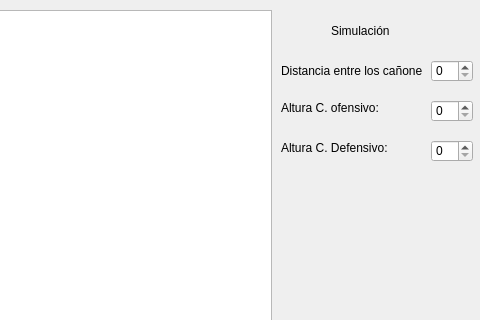
Laurav2103/Parcial-Final, file ParcialFinal/mainwindow.ui: the form before one commit; both pictures show x 389 to 869 and y 0 to 320 of the 869 by 507 pixel window.
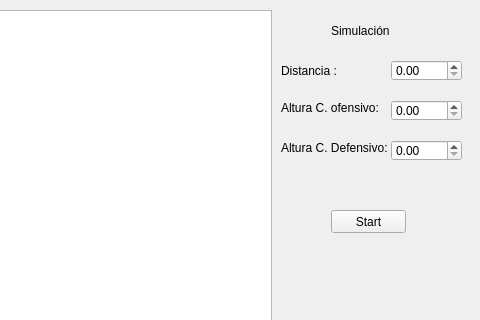
The form after the commit.

Commit message: Se reciben los datos desde la interfaz

```diff
--- a/ParcialFinal/mainwindow.ui
+++ b/ParcialFinal/mainwindow.ui
@@ -24,36 +24,6 @@
      </rect>
     </property>
    </widget>
-   <widget class="QSpinBox" name="spinBox">
-    <property name="geometry">
-     <rect>
-      <x>820</x>
-      <y>60</y>
-      <width>42</width>
-      <height>22</height>
-     </rect>
-    </property>
-   </widget>
-   <widget class="QSpinBox" name="spinBox_2">
-    <property name="geometry">
-     <rect>
-      <x>820</x>
-      <y>100</y>
-      <width>42</width>
-      <height>22</height>
-     </rect>
-    </property>
-   </widget>
-   <widget class="QSpinBox" name="spinBox_3">
-    <property name="geometry">
-     <rect>
-      <x>820</x>
-      <y>140</y>
-      <width>42</width>
-      <height>22</height>
-     </rect>
-    </property>
-   </widget>
    <widget class="QLabel" name="label">
     <property name="geometry">
      <rect>
@@ -64,7 +34,7 @@
      </rect>
     </property>
     <property name="text">
-     <string>Distancia entre los cañones:</string>
+     <string>Distancia :</string>
     </property>
    </widget>
    <widget class="QLabel" name="label_2">
@@ -109,6 +79,58 @@
      <string>Altura C. Defensivo:</string>
     </property>
    </widget>
+   <widget class="QPushButton" name="pushButton">
+    <property name="geometry">
+     <rect>
+      <x>720</x>
+      <y>210</y>
+      <width>75</width>
+      <height>23</height>
+     </rect>
+    </property>
+    <property name="text">
+     <string>Start</string>
+    </property>
+   </widget>
+   <widget class="QDoubleSpinBox" name="distancia">
+    <property name="geometry">
+     <rect>
+      <x>780</x>
+      <y>60</y>
+      <width>71</width>
+      <height>21</height>
+     </rect>
+    </property>
+    <property name="maximum">
+     <double>9999.989999999999782</double>
+    </property>
+   </widget>
+   <widget class="QDoubleSpinBox" name="altura_of">
+    <property name="geometry">
+     <rect>
+      <x>780</x>
+      <y>100</y>
+      <width>71</width>
+      <height>21</height>
+     </rect>
+    </property>
+    <property name="maximum">
+     <double>9999.989999999999782</double>
+    </property>
+   </widget>
+   <widget class="QDoubleSpinBox" name="altura_def">
+    <property name="geometry">
+     <rect>
+      <x>780</x>
+      <y>140</y>
+      <width>71</width>
+      <height>21</height>
+     </rect>
+    </property>
+    <property name="maximum">
+     <double>9999.989999999999782</double>
+    </property>
+   </widget>
   </widget>
   <widget class="QMenuBar" name="menubar">
    <property name="geometry">
```
The commit also changes 2 other files.
